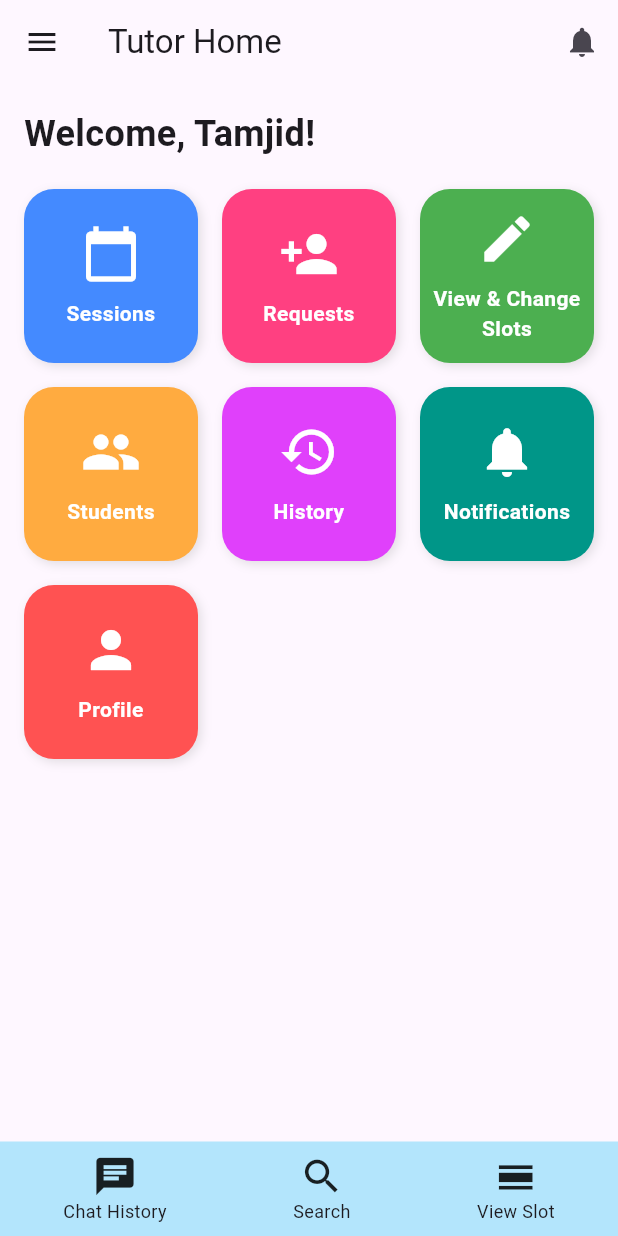
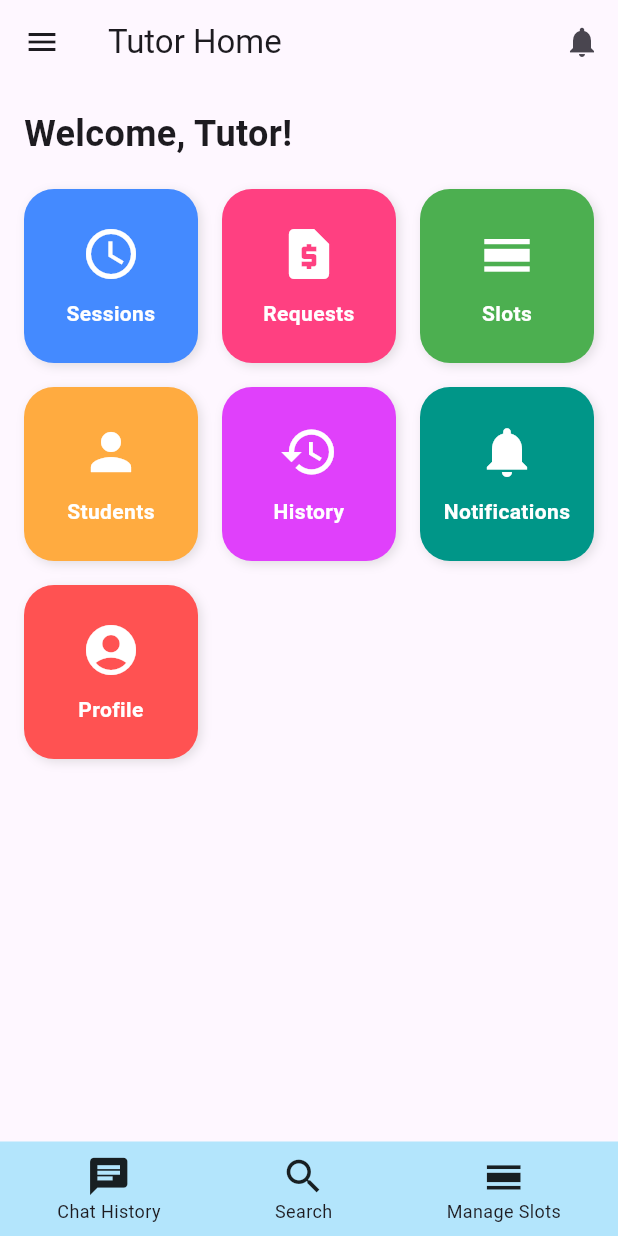
Before and after one commit to nighttourist/guideme, a Flutter app: the TutorHomePage screen opened by its route, on a phone screen of 412 x 824 dp. Run offline on Flutter 3.47's test engine with Material 3 defaults, Android fonts, the light colour scheme and no system bars; our stand-ins replace cloud_firestore, firebase_auth, firebase_core; accounts and stored records are empty.

Commit message:
Added Slot page

```diff
--- a/lib/pages/tutor_home.dart
+++ b/lib/pages/tutor_home.dart
@@ -1,4 +1,7 @@
 import 'package:flutter/material.dart';
+import 'package:cloud_firestore/cloud_firestore.dart';
+import 'tutor_slot_page.dart'; // Make sure this is the correct import path
+import 'package:firebase_auth/firebase_auth.dart';
 
 class TutorHomePage extends StatefulWidget {
   @override
@@ -7,8 +10,8 @@ class TutorHomePage extends StatefulWidget {
 
 class _TutorHomePageState extends State<TutorHomePage> {
   int? selectedCardIndex;
+  String? tutorUid;
 
-  // Define a list of card colors
   final List<Color> cardColors = [
     Colors.blueAccent,
     Colors.pinkAccent,
@@ -20,6 +23,40 @@ class _TutorHomePageState extends State<TutorHomePage> {
   ];
 
   @override
+  void initState() {
+    super.initState();
+    _fetchTutorUid();
+  }
+
+  Future<void> _fetchTutorUid() async {
+    User? currentUser = FirebaseAuth.instance.currentUser; // Get the current user
+
+    // Check if the current user is logged in
+    if (currentUser != null) {
+      String currentUserId = currentUser.uid; // Get the UID of the current user
+
+      try {
+        DocumentSnapshot snapshot = await FirebaseFirestore.instance
+            .collection('users')
+            .doc(currentUserId)
+            .get();
+
+        // Check if the document exists and if the user is a tutor
+        if (snapshot.exists && snapshot['role'] == 'tutor') {
+          setState(() {
+            tutorUid = snapshot.id; // Save the UID of the tutor
+          });
+        } else {
+          print('User is not a tutor');
+        }
+      } catch (e) {
+        print('Error fetching tutor UID: $e');
+      }
+    } else {
+      print('No user is currently logged in.');
+    }
+  }
+  @override
   Widget build(BuildContext context) {
     return Scaffold(
       appBar: AppBar(
@@ -28,7 +65,6 @@ class _TutorHomePageState extends State<TutorHomePage> {
           IconButton(
             icon: Icon(Icons.notifications),
             onPressed: () {
-              // Navigate to notifications page or show a dialog
               _showNotificationsDialog();
             },
           ),
@@ -42,7 +78,7 @@ class _TutorHomePageState extends State<TutorHomePage> {
             crossAxisAlignment: CrossAxisAlignment.start,
             children: [
               Text(
-                'Welcome, Tamjid!',
+                'Welcome, Tutor!',
                 style: const TextStyle(
                   fontSize: 24,
                   fontWeight: FontWeight.bold,
@@ -51,7 +87,7 @@ class _TutorHomePageState extends State<TutorHomePage> {
               const SizedBox(height: 20),
               Expanded(
                 child: GridView.count(
-                  crossAxisCount: 3, // 3 cards in each row
+                  crossAxisCount: 3,
                   crossAxisSpacing: 16.0,
                   mainAxisSpacing: 16.0,
                   children: List.generate(7, (index) {
@@ -78,7 +114,6 @@ class _TutorHomePageState extends State<TutorHomePage> {
     );
   }
 
-  // Build the Drawer Widget
   Widget _buildDrawer() {
     return Drawer(
       child: ListView(
@@ -115,7 +150,6 @@ class _TutorHomePageState extends State<TutorHomePage> {
     );
   }
 
-  // Build the Bottom Navigation Bar
   Widget _buildBottomNavigationBar() {
     return Container(
       color: Colors.lightBlue[100],
@@ -138,10 +172,7 @@ class _TutorHomePageState extends State<TutorHomePage> {
             ),
             GestureDetector(
               onTap: () {
-                Navigator.pushNamed(
-                  context,
-                  '/search'
-                );
+                Navigator.pushNamed(context, '/search');
               },
               child: Column(
                 mainAxisSize: MainAxisSize.min,
@@ -153,13 +184,18 @@ class _TutorHomePageState extends State<TutorHomePage> {
             ),
             GestureDetector(
               onTap: () {
-                // Navigate to View Slot
+                Navigator.push(
+                  context,
+                  MaterialPageRoute(
+                    builder: (context) => TutorSlotPage(tutorUid: tutorUid ?? ''), // Pass UID to the slot page
+                  ),
+                );
               },
               child: Column(
                 mainAxisSize: MainAxisSize.min,
                 children: [
                   Icon(Icons.calendar_view_day, size: 30),
-                  Text('View Slot', style: TextStyle(fontSize: 12)),
+                  Text('Manage Slots', style: TextStyle(fontSize: 12)),
                 ],
               ),
             ),
@@ -169,7 +205,6 @@ class _TutorHomePageState extends State<TutorHomePage> {
     );
   }
 
-  // Show Notifications Dialog
   void _showNotificationsDialog() {
     showDialog(
       context: context,
@@ -200,6 +235,12 @@ class _TutorHomePageState extends State<TutorHomePage> {
         break;
       case 2:
       // Navigate to View & Change Slots
+        Navigator.push(
+          context,
+          MaterialPageRoute(
+            builder: (context) => TutorSlotPage(tutorUid: tutorUid ?? ''),
+          ),
+        );
         break;
       case 3:
       // Navigate to Students
@@ -218,7 +259,7 @@ class _TutorHomePageState extends State<TutorHomePage> {
 
   Color _getCardColor(int index) {
     if (selectedCardIndex == index) {
-      return Colors.blueGrey; // Highlight selected card
+      return Colors.blueGrey;
     }
     return cardColors[index % cardColors.length];
   }
@@ -226,21 +267,21 @@ class _TutorHomePageState extends State<TutorHomePage> {
   IconData _getCardIcon(int index) {
     switch (index) {
       case 0:
-        return Icons.calendar_today;
+        return Icons.schedule;
       case 1:
-        return Icons.person_add;
+        return Icons.request_page;
       case 2:
-        return Icons.edit;
+        return Icons.calendar_view_day;
       case 3:
-        return Icons.people;
+        return Icons.person;
       case 4:
         return Icons.history;
       case 5:
         return Icons.notifications;
       case 6:
-        return Icons.person;
+        return Icons.account_circle;
       default:
-        return Icons.help;
+        return Icons.info;
     }
   }
 
@@ -251,7 +292,7 @@ class _TutorHomePageState extends State<TutorHomePage> {
       case 1:
         return 'Requests';
       case 2:
-        return 'View & Change Slots';
+        return 'Slots';
       case 3:
         return 'Students';
       case 4:
@@ -264,8 +305,7 @@ class _TutorHomePageState extends State<TutorHomePage> {
         return 'Unknown';
     }
   }
-
-  Widget _buildCard({
+Widget _buildCard({
     required int index,
     required Color color,
     required IconData icon,
```
Also changed, not shown: lib/pages/student_registration_page.dart (+27 -9 lines), lib/pages/tutor_slot_page.dart (added, +175 -0 lines).
